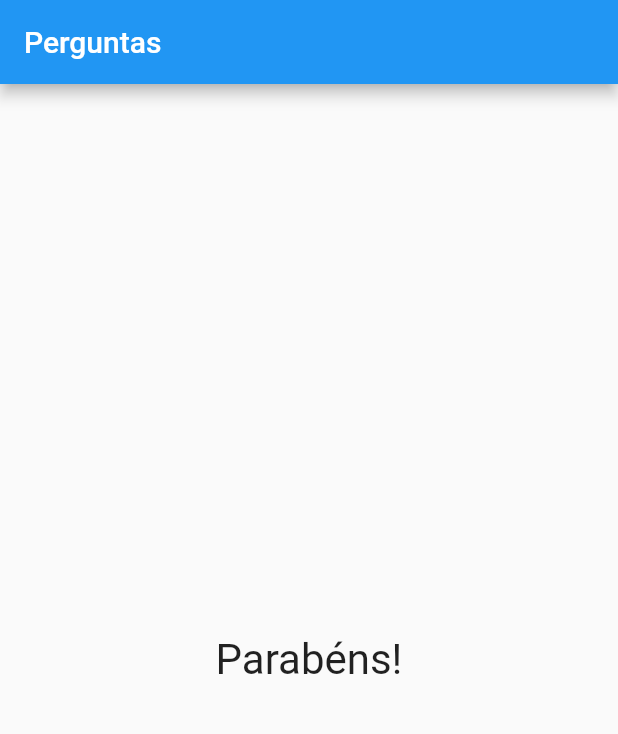
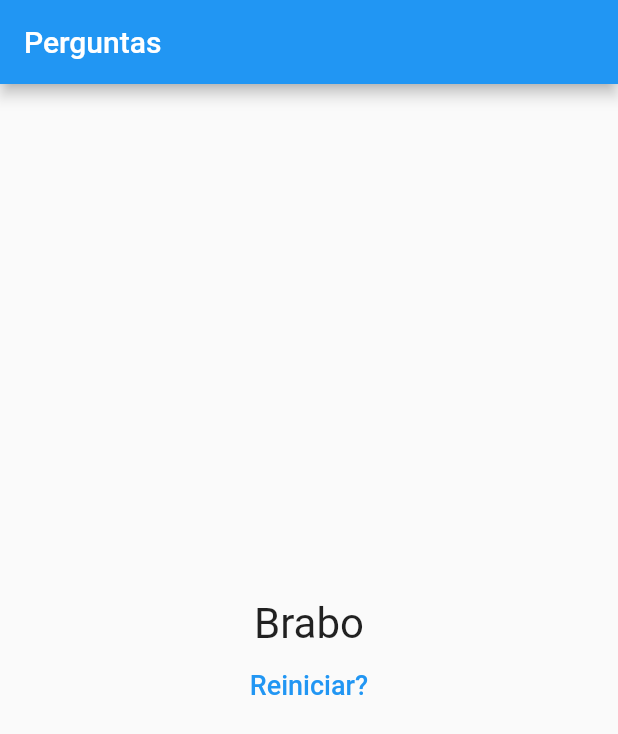
Before and after one commit to jacksonAbrao/projeto_perguntas, a Flutter app: the screen it shows after launch, after a tap on "Preto", after a tap on "Cobra", after a tap on "Leo", on a phone screen of 412 x 824 dp. Shown: the top 734 px of the screen. Run offline on Flutter 3.47's test engine with Material 2 defaults, Android fonts, the phone set to English and light mode, and no system bars.

Commit message:
terminada a "aplicação"

```diff
--- a/lib/main.dart
+++ b/lib/main.dart
@@ -1,8 +1,9 @@
 // ignore_for_file: deprecated_member_use, avoid_print, use_key_in_widget_constructors, prefer_const_constructors
 
 import 'package:flutter/material.dart';
-import "./questao.dart";
-import "./resposta.dart";
+import 'package:projeto_perguntas/resultado.dart';
+import './questionario.dart';
+import "./resultado.dart";
 
 main() {
   runApp(PerguntaApp());
@@ -10,56 +11,73 @@ main() {
 
 class _PerguntaAppState extends State<PerguntaApp> {
   var _perguntaSelecionada = 0;
+  var _pontuacaoTotal = 0;
   final _perguntas = const [
     {
       "texto": "Qual é a sua cor favorita?",
-      "respostas": ["Preto", "Verde", "Vermelho", "Blanco"],
+      "respostas": [
+        {"texto": "Preto", "nota": 1},
+        {"texto": "Verde", "nota": 2},
+        {"texto": "Vermelho", "nota": 3},
+        {"texto": "Blanco", "nota": 4},
+      ],
     },
     {
       "texto": "Qual o seu animal favorito?",
-      "respostas": ["Capivara", "Cobra", "Cachorro", "Trige"],
+      "respostas": [
+        {"texto": "Capivara", "nota": 1},
+        {"texto": "Cobra", "nota": 2},
+        {"texto": "Cachorro", "nota": 3},
+        {"texto": "Trige", "nota": 4},
+      ],
     },
     {
       "texto": "Qual o seu instrutor favorito?",
-      "respostas": ["Maria", "João", "Leo", "Lusca"],
+      "respostas": [
+        {"texto": "Maria", "nota": 1},
+        {"texto": "João", "nota": 2},
+        {"texto": "Leo", "nota": 3},
+        {"texto": "Lusca", "nota": 4},
+      ],
     },
   ];
-
-  void _responder() {
-    if (temPerguntaSelecionada) {
-      setState(() {
-        _perguntaSelecionada++;
-      });
-    }
-  }
 
   bool get temPerguntaSelecionada {
     return _perguntaSelecionada < _perguntas.length;
   }
 
+  void _responder(int pontuacao) {
+    if (temPerguntaSelecionada) {
+      setState(() {
+        _perguntaSelecionada++;
+        _pontuacaoTotal += pontuacao;
+      });
+    }
+  }
+
+  void _reiniciarQuestionario() {
+    setState(() {
+      _perguntaSelecionada = 0;
+      _pontuacaoTotal = 0;
+    });
+  }
+
   @override
   Widget build(BuildContext context) {
-    List<String> respostas = temPerguntaSelecionada
-        ? _perguntas[_perguntaSelecionada].cast()["respostas"]
-        : [];
-
     return MaterialApp(
       home: Scaffold(
         appBar: AppBar(
-          title: const Text("Perguntas"),
+          title: const Text(
+            "Perguntas",
+            textAlign: TextAlign.center,
+          ),
         ),
         body: temPerguntaSelecionada
-            ? Column(
-                children: <Widget>[
-                  Questao(_perguntas[_perguntaSelecionada]['texto'].toString()),
-                  ...respostas.map((t) => Resposta(t, _responder)).toList(),
-                ],
-              )
-            : Center(
-                child: Text(
-                "Parabéns!",
-                style: TextStyle(fontSize: 28),
-              )),
+            ? Questionario(
+                perguntas: _perguntas,
+                perguntaSelecionada: _perguntaSelecionada,
+                quandoResponder: _responder)
+            : Resultado(_pontuacaoTotal, _reiniciarQuestionario),
       ),
     );
   }
--- /dev/null
+++ b/lib/questionario.dart
@@ -0,0 +1,39 @@
+// ignore_for_file: prefer_const_constructors_in_immutables, use_key_in_widget_constructors
+
+import 'package:flutter/material.dart';
+import './questao.dart';
+import './resposta.dart';
+
+class Questionario extends StatelessWidget {
+  final List<Map<String, Object>> perguntas;
+  final int perguntaSelecionada;
+  final void Function(int) quandoResponder;
+
+  Questionario({
+    @required this.perguntas,
+    @required this.perguntaSelecionada,
+    @required this.quandoResponder,
+  });
+
+  bool get temPerguntaSelecionada {
+    return perguntaSelecionada < perguntas.length;
+  }
+
+  @override
+  Widget build(BuildContext context) {
+    List<Map<String, Object>> respostas = temPerguntaSelecionada
+        ? perguntas[perguntaSelecionada].cast()["respostas"]
+        : [];
+    return Column(
+      children: <Widget>[
+        Questao(perguntas[perguntaSelecionada]['texto'].toString()),
+        ...respostas.map((resp) {
+          return Resposta(
+            resp["texto"].toString(),
+            () => quandoResponder(resp["nota"]),
+          );
+        }).toList(),
+      ],
+    );
+  }
+}
--- /dev/null
+++ b/lib/resultado.dart
@@ -0,0 +1,42 @@
+// ignore_for_file: use_key_in_widget_constructors, prefer_const_constructors
+
+import 'package:flutter/material.dart';
+
+class Resultado extends StatelessWidget {
+  final int pontuacao;
+  final void Function() quandoReiniciarQuestionario;
+
+  Resultado(this.pontuacao, this.quandoReiniciarQuestionario);
+
+  String get fraseResultado {
+    if (pontuacao < 5) {
+      return "Para, béns!!!";
+    } else if (pontuacao < 10) {
+      return "Brabo";
+    } else {
+      return "Jedí";
+    }
+  }
+
+  @override
+  Widget build(BuildContext context) {
+    return Column(
+        mainAxisAlignment: MainAxisAlignment.center,
+        children: <Widget>[
+          Center(
+            child: Text(
+              fraseResultado,
+              style: TextStyle(fontSize: 28),
+            ),
+          ),
+          FlatButton(
+            onPressed: quandoReiniciarQuestionario,
+            child: Text(
+              "Reiniciar?",
+              style: TextStyle(fontSize: 18),
+            ),
+            textColor: Colors.blue,
+          )
+        ]);
+  }
+}
```
